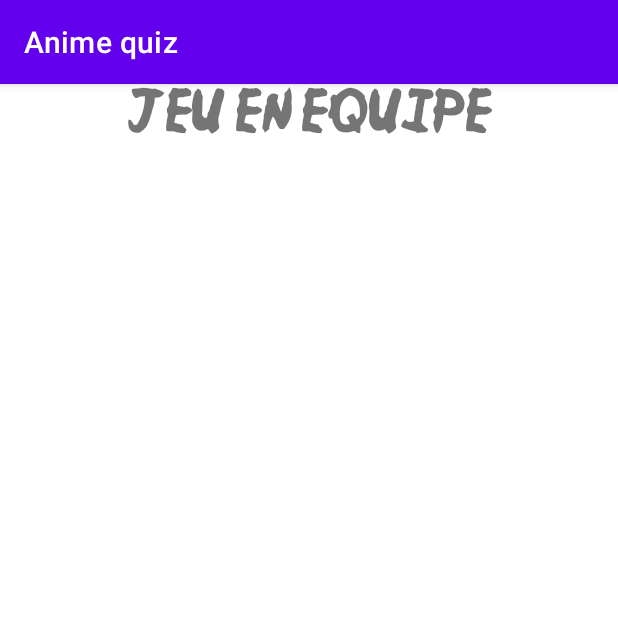
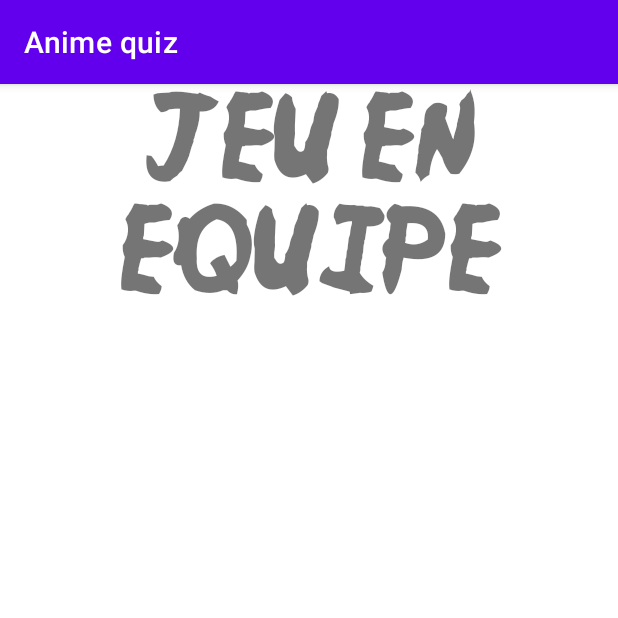
Before and after one commit to DominiqueDaquin/GameQuiz, an Android app: the equipeActivity screen opened directly, with no data from a screen before it, on a phone screen of 412 x 824 dp, the top half of it. Run offline under Robolectric (Android 15) with nearby library versions, the phone set to English and light mode, and no system bars.

Commit message:
nouveau commit ebongue

```diff
--- a/app/src/main/res/layout/activity_equipe.xml
+++ b/app/src/main/res/layout/activity_equipe.xml
@@ -13,6 +13,6 @@
         android:fontFamily="@font/njnaruto"
         android:gravity="center"
         android:layout_alignParentTop="true"
-        android:textSize="50px"
+        android:textSize="100px"
         />
 </RelativeLayout>
```
